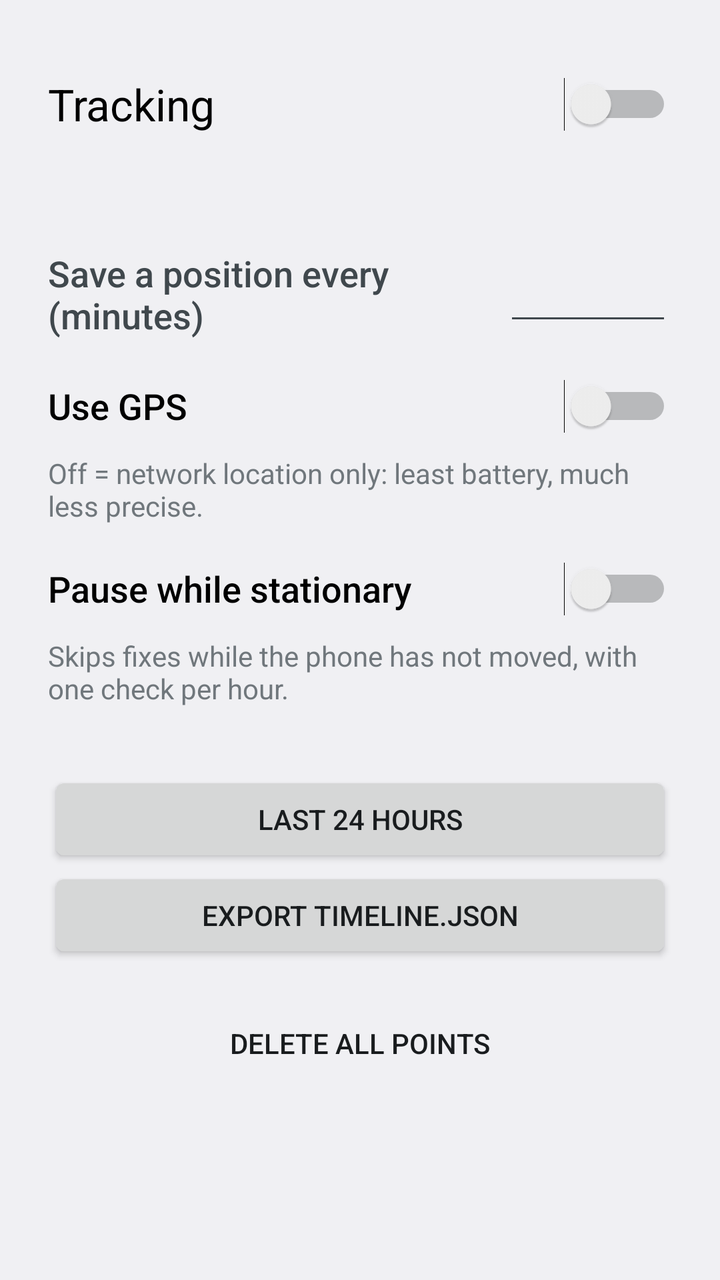
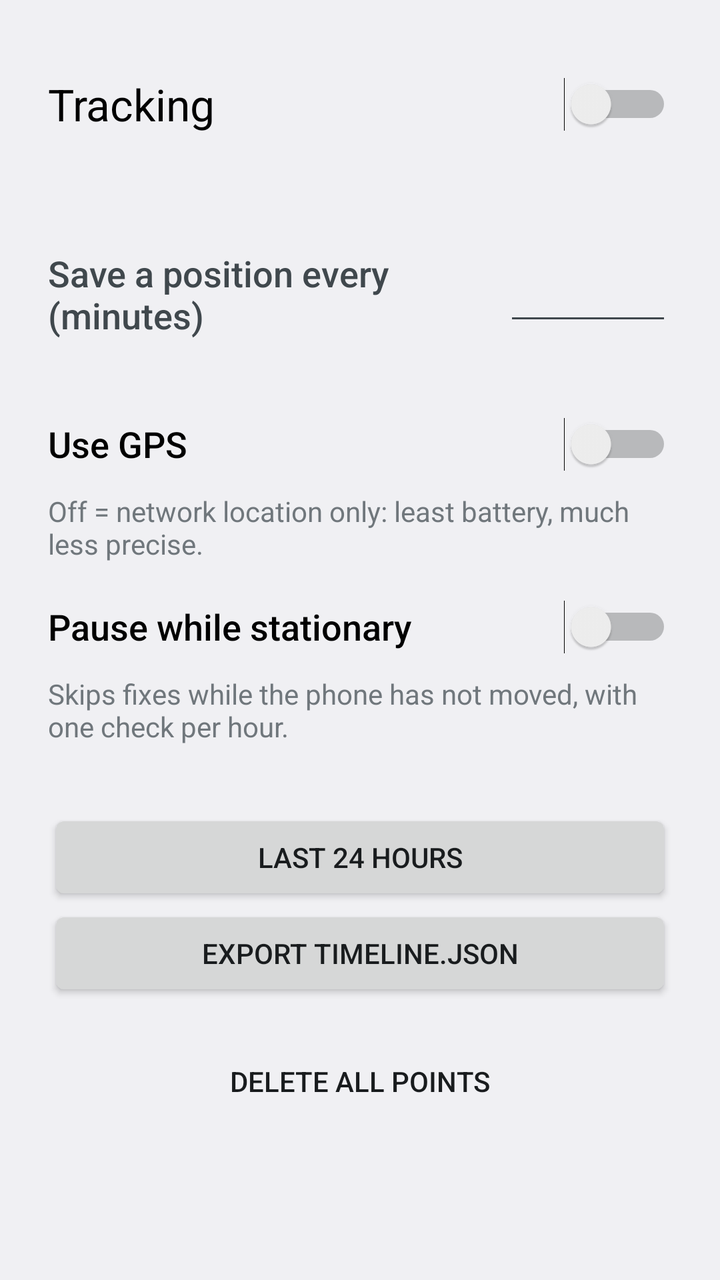

Before-and-after screenshots of an Android layout around one commit, followed by the original layout XML and the change that was made.
<!-- AndroidManifest.xml: application theme App -->
<!-- res/layout/main.xml -->
<?xml version="1.0" encoding="utf-8"?>
<ScrollView xmlns:android="http://schemas.android.com/apk/res/android"
    android:layout_width="match_parent"
    android:layout_height="match_parent"
    android:fitsSystemWindows="true">

    <LinearLayout
        android:layout_width="match_parent"
        android:layout_height="wrap_content"
        android:orientation="vertical"
        android:padding="24dp">

        <Switch
            android:id="@+id/tracking"
            android:layout_width="match_parent"
            android:layout_height="wrap_content"
            android:minHeight="56dp"
            android:text="@string/tracking"
            android:textAppearance="@android:style/TextAppearance.DeviceDefault.Large" />

        <TextView
            android:id="@+id/status"
            android:layout_width="match_parent"
            android:layout_height="wrap_content"
            android:layout_marginBottom="24dp"
            android:lineSpacingMultiplier="1.2"
            android:textAppearance="@android:style/TextAppearance.DeviceDefault.Small"
            android:textIsSelectable="true" />

        <LinearLayout
            android:layout_width="match_parent"
            android:layout_height="wrap_content"
            android:gravity="center_vertical"
            android:minHeight="48dp"
            android:orientation="horizontal">

            <TextView
                android:layout_width="0dp"
                android:layout_height="wrap_content"
                android:layout_weight="1"
                android:labelFor="@+id/interval"
                android:text="@string/interval"
                android:textAppearance="@android:style/TextAppearance.DeviceDefault.Medium" />

            <EditText
                android:id="@+id/interval"
                android:layout_width="wrap_content"
                android:layout_height="wrap_content"
                android:ems="4"
                android:gravity="end"
                android:imeOptions="actionDone"
                android:importantForAutofill="no"
                android:inputType="number"
                android:maxLength="4" />
        </LinearLayout>

        <Switch
            android:id="@+id/gps"
            android:layout_width="match_parent"
            android:layout_height="wrap_content"
            android:layout_marginTop="8dp"
            android:minHeight="48dp"
            android:text="@string/use_gps"
            android:textAppearance="@android:style/TextAppearance.DeviceDefault.Medium" />

        <TextView
            android:layout_width="match_parent"
            android:layout_height="wrap_content"
            android:text="@string/use_gps_hint"
            android:textAppearance="@android:style/TextAppearance.DeviceDefault.Small" />

        <Switch
            android:id="@+id/still"
            android:layout_width="match_parent"
            android:layout_height="wrap_content"
            android:layout_marginTop="8dp"
            android:minHeight="48dp"
            android:text="@string/still"
            android:textAppearance="@android:style/TextAppearance.DeviceDefault.Medium" />

        <TextView
            android:layout_width="match_parent"
            android:layout_height="wrap_content"
            android:text="@string/still_hint"
            android:textAppearance="@android:style/TextAppearance.DeviceDefault.Small" />

        <Button
            android:id="@+id/show_track"
            android:layout_width="match_parent"
            android:layout_height="wrap_content"
            android:layout_marginTop="32dp"
            android:text="@string/track_title" />

        <Button
            android:id="@+id/export"
            android:layout_width="match_parent"
            android:layout_height="wrap_content"
            android:text="@string/export" />

        <Button
            android:id="@+id/battery"
            android:layout_width="match_parent"
            android:layout_height="wrap_content"
            android:text="@string/battery"
            android:visibility="gone" />

        <Button
            android:id="@+id/clear"
            style="@android:style/Widget.DeviceDefault.Button.Borderless"
            android:layout_width="match_parent"
            android:layout_height="wrap_content"
            android:layout_marginTop="16dp"
            android:text="@string/clear" />

        <TextView
            android:id="@+id/version"
            android:layout_width="match_parent"
            android:layout_height="wrap_content"
            android:layout_marginTop="16dp"
            android:gravity="center"
            android:textAppearance="@android:style/TextAppearance.DeviceDefault.Small" />
    </LinearLayout>
</ScrollView>
<!-- resources referenced by this layout -->
<resources>
  <string name="battery">Allow running in background</string>
  <string name="clear">Delete all points</string>
  <string name="export">Export Timeline.json</string>
  <string name="interval">Save a position every (minutes)</string>
  <string name="still">Pause while stationary</string>
  <string name="still_hint">Skips fixes while the phone has not moved, with one check per hour.</string>
  <string name="track_title">Last 24 hours</string>
  <string name="tracking">Tracking</string>
  <string name="use_gps">Use GPS</string>
  <string name="use_gps_hint">Off = network location only: least battery, much less precise.</string>
  <style name="App" parent="android:Theme.DeviceDefault.NoActionBar" />
</resources>

<!-- the commit's change to res/layout/main.xml (unified diff, before → after) -->
@@ -53,6 +53,12 @@
                 android:inputType="number"
                 android:maxLength="4" />
         </LinearLayout>
+
+        <TextView
+            android:id="@+id/estimate"
+            android:layout_width="match_parent"
+            android:layout_height="wrap_content"
+            android:textAppearance="@android:style/TextAppearance.DeviceDefault.Small" />
 
         <Switch
             android:id="@+id/gps"
